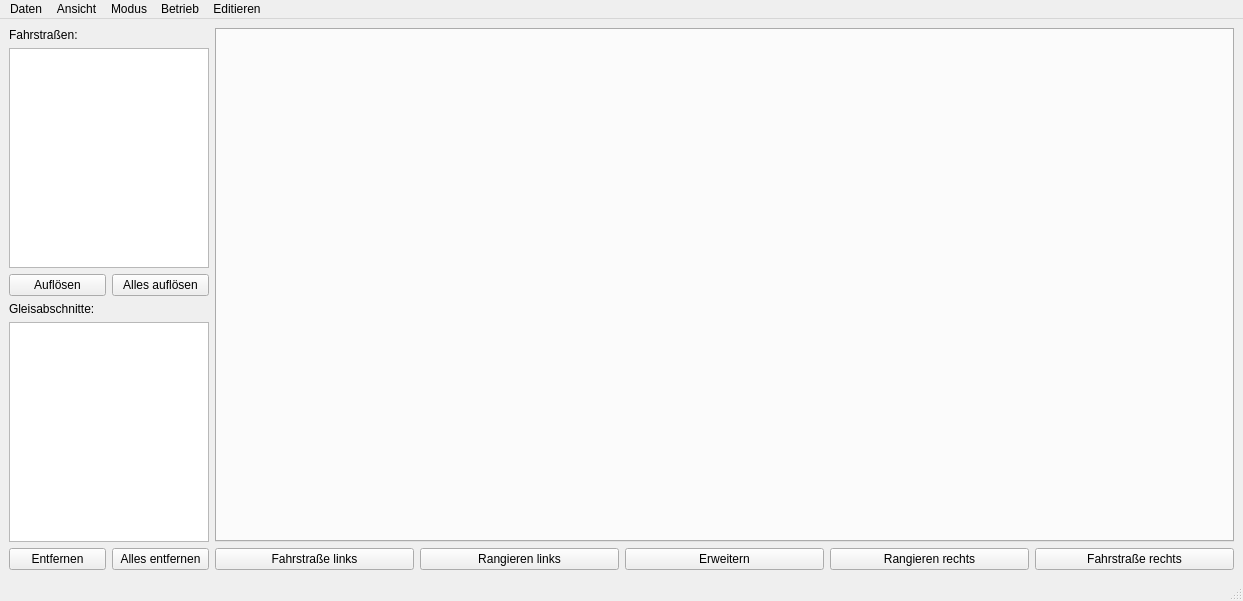
Before: the Qt Designer form track-control/mainwindow.ui in stmork/mrw-track-control-ng, drawn with Qt 5.
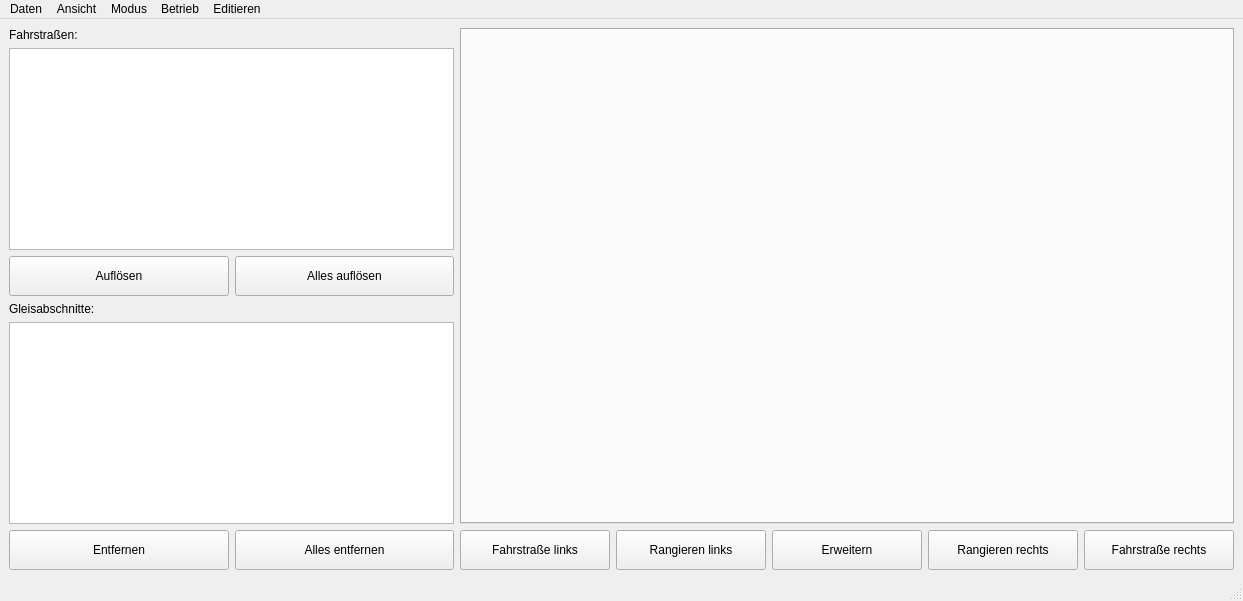
After: the same form once the commit is applied. Icons and pictures are not drawn. Custom widgets are drawn as their Qt base class.

Commit message: Made buttons more touch usable.

What changed in the file:
```diff
--- a/track-control/mainwindow.ui
+++ b/track-control/mainwindow.ui
@@ -40,7 +40,7 @@
           </property>
           <property name="maximumSize">
            <size>
-            <width>200</width>
+            <width>16777215</width>
             <height>16777215</height>
            </size>
           </property>
@@ -49,9 +49,15 @@
        </layout>
       </item>
       <item>
-       <layout class="QHBoxLayout" name="routeButtonLayout">
+       <layout class="QHBoxLayout" name="routeButtonLayout" stretch="0,0">
         <item>
          <widget class="QPushButton" name="clearRoute">
+          <property name="minimumSize">
+           <size>
+            <width>120</width>
+            <height>40</height>
+           </size>
+          </property>
           <property name="text">
            <string>Auflösen</string>
           </property>
@@ -59,6 +65,12 @@
         </item>
         <item>
          <widget class="QPushButton" name="clearAllRoutes">
+          <property name="minimumSize">
+           <size>
+            <width>120</width>
+            <height>40</height>
+           </size>
+          </property>
           <property name="text">
            <string>Alles auflösen</string>
           </property>
@@ -91,7 +103,7 @@
           </property>
           <property name="maximumSize">
            <size>
-            <width>200</width>
+            <width>16777215</width>
             <height>16777215</height>
            </size>
           </property>
@@ -101,8 +113,17 @@
       </item>
       <item>
        <layout class="QHBoxLayout" name="sectionButtonLayout">
+        <property name="sizeConstraint">
+         <enum>QLayout::SetDefaultConstraint</enum>
+        </property>
         <item>
          <widget class="QPushButton" name="clearSection">
+          <property name="minimumSize">
+           <size>
+            <width>120</width>
+            <height>40</height>
+           </size>
+          </property>
           <property name="text">
            <string>Entfernen</string>
           </property>
@@ -110,6 +131,12 @@
         </item>
         <item>
          <widget class="QPushButton" name="clearAllSections">
+          <property name="minimumSize">
+           <size>
+            <width>120</width>
+            <height>40</height>
+           </size>
+          </property>
           <property name="text">
            <string>Alles entfernen</string>
           </property>
@@ -138,7 +165,7 @@
           <property name="minimumSize">
            <size>
             <width>150</width>
-            <height>0</height>
+            <height>40</height>
            </size>
           </property>
           <property name="text">
@@ -151,7 +178,7 @@
           <property name="minimumSize">
            <size>
             <width>150</width>
-            <height>0</height>
+            <height>40</height>
            </size>
           </property>
           <property name="text">
@@ -164,7 +191,7 @@
           <property name="minimumSize">
            <size>
             <width>150</width>
-            <height>0</height>
+            <height>40</height>
            </size>
           </property>
           <property name="text">
@@ -177,7 +204,7 @@
           <property name="minimumSize">
            <size>
             <width>150</width>
-            <height>0</height>
+            <height>40</height>
            </size>
           </property>
           <property name="text">
@@ -190,7 +217,7 @@
           <property name="minimumSize">
            <size>
             <width>150</width>
-            <height>0</height>
+            <height>40</height>
            </size>
           </property>
           <property name="text">
```
